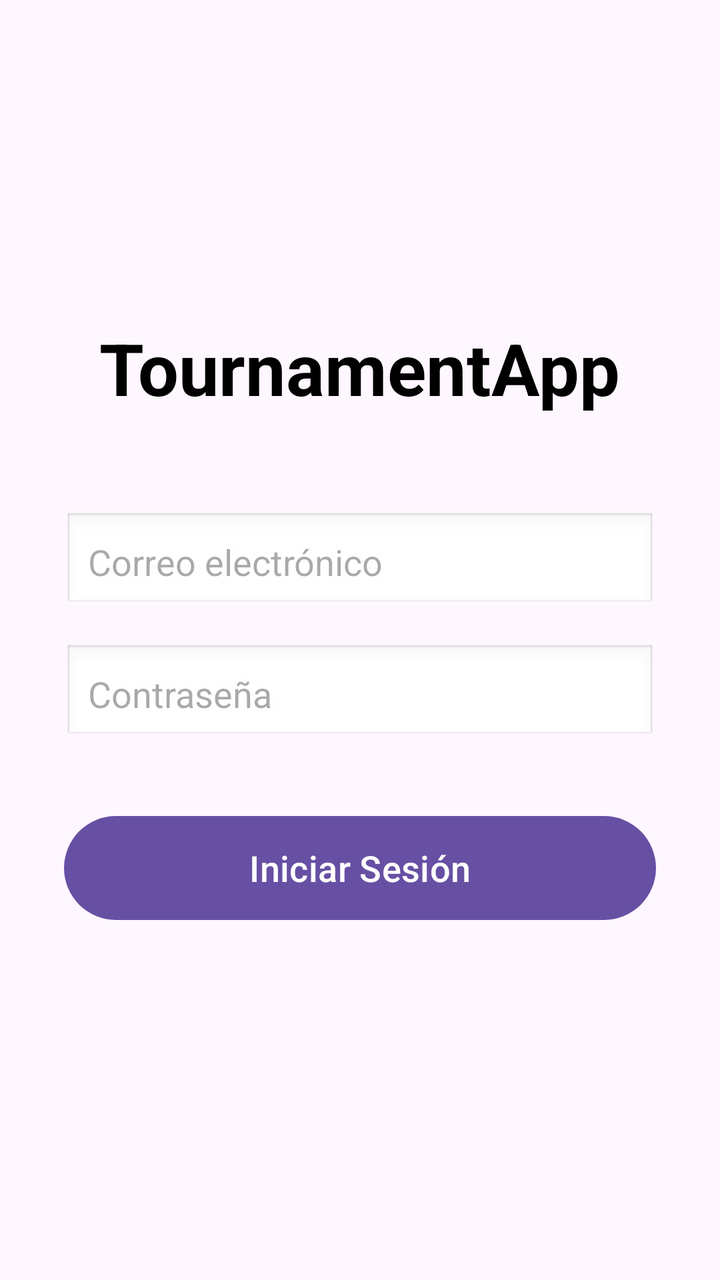
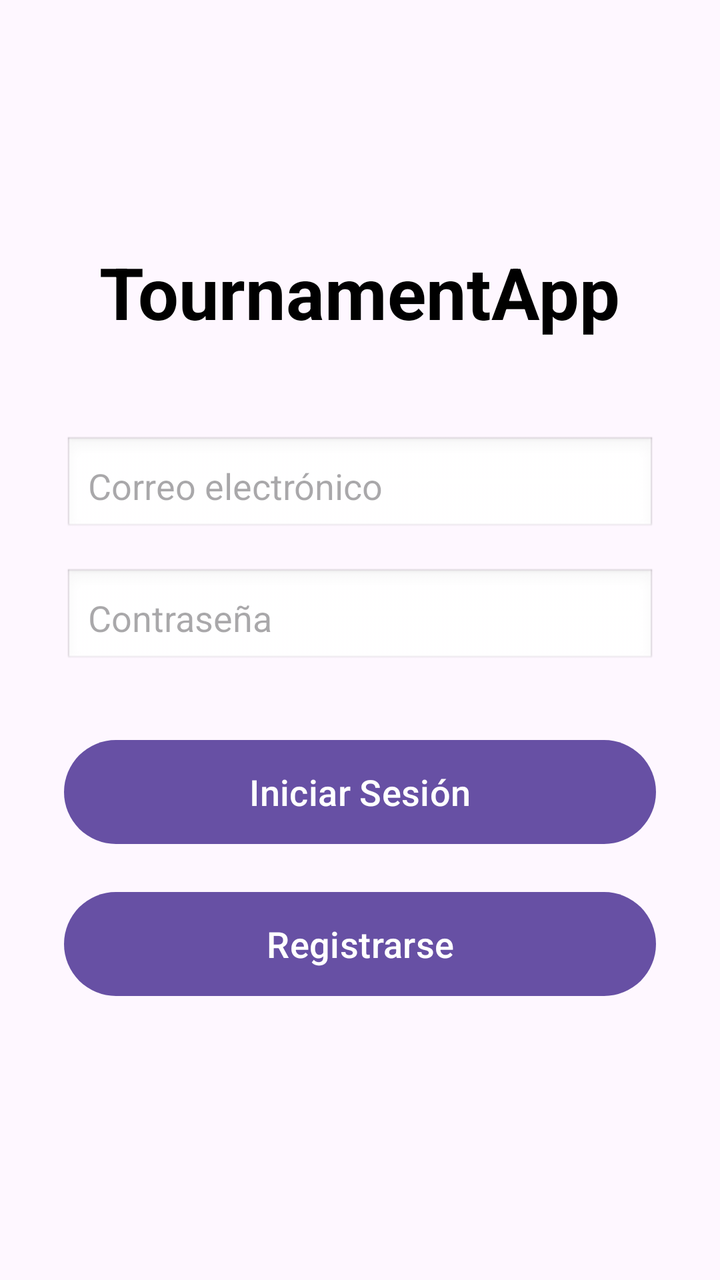

The first picture is an Android layout as it rendered before a commit; the second is the same layout after the commit. The layout source and the unified diff follow.
<!-- AndroidManifest.xml: application theme Theme.TournamentApp -->
<!-- res/layout/fragment_login.xml -->
<?xml version="1.0" encoding="utf-8"?>
<LinearLayout xmlns:android="http://schemas.android.com/apk/res/android"
    xmlns:tools="http://schemas.android.com/tools"
    android:layout_width="match_parent"
    android:layout_height="match_parent"
    android:orientation="vertical"
    android:gravity="center"
    android:padding="32dp"
    tools:context=".ui.fragments.LoginFr">

    <TextView
        android:layout_width="wrap_content"
        android:layout_height="wrap_content"
        android:text="TournamentApp"
        android:textSize="36sp"
        android:textStyle="bold"
        android:textColor="@color/black"
        android:layout_marginBottom="48dp" />

    <EditText
        android:id="@+id/etEmail"
        android:layout_width="match_parent"
        android:layout_height="50dp"
        android:hint="Correo electrónico"
        android:inputType="textEmailAddress"
        android:background="@android:drawable/edit_text"
        android:padding="12dp"
        android:layout_marginBottom="16dp" />

    <EditText
        android:id="@+id/etPassword"
        android:layout_width="match_parent"
        android:layout_height="50dp"
        android:hint="Contraseña"
        android:inputType="textPassword"
        android:background="@android:drawable/edit_text"
        android:padding="12dp"
        android:layout_marginBottom="32dp" />

    <Button
        android:id="@+id/btnLogin"
        android:layout_width="match_parent"
        android:layout_height="60dp"
        android:text="Iniciar Sesión"
        android:textSize="18sp"
        android:layout_marginBottom="16dp"/>

    <ProgressBar
        android:id="@+id/progressBar"
        android:layout_width="wrap_content"
        android:layout_height="wrap_content"
        android:visibility="gone" />

</LinearLayout>
<!-- resources referenced by this layout -->
<resources>
  <color name="black">#FF000000</color>
  <style name="Theme.TournamentApp" parent="Base.Theme.TournamentApp" />
  <style name="Base.Theme.TournamentApp" parent="Theme.Material3.DayNight.NoActionBar">
          
          
      </style>
</resources>

<!-- the commit's change to res/layout/fragment_login.xml (unified diff, before → after) -->
@@ -45,6 +45,14 @@
         android:textSize="18sp"
         android:layout_marginBottom="16dp"/>
 
+    <Button
+        android:id="@+id/btnRegister"
+        android:layout_width="match_parent"
+        android:layout_height="60dp"
+        android:text="Registrarse"
+        android:textSize="18sp"
+        android:layout_marginBottom="16dp"/>
+
     <ProgressBar
         android:id="@+id/progressBar"
         android:layout_width="wrap_content"
